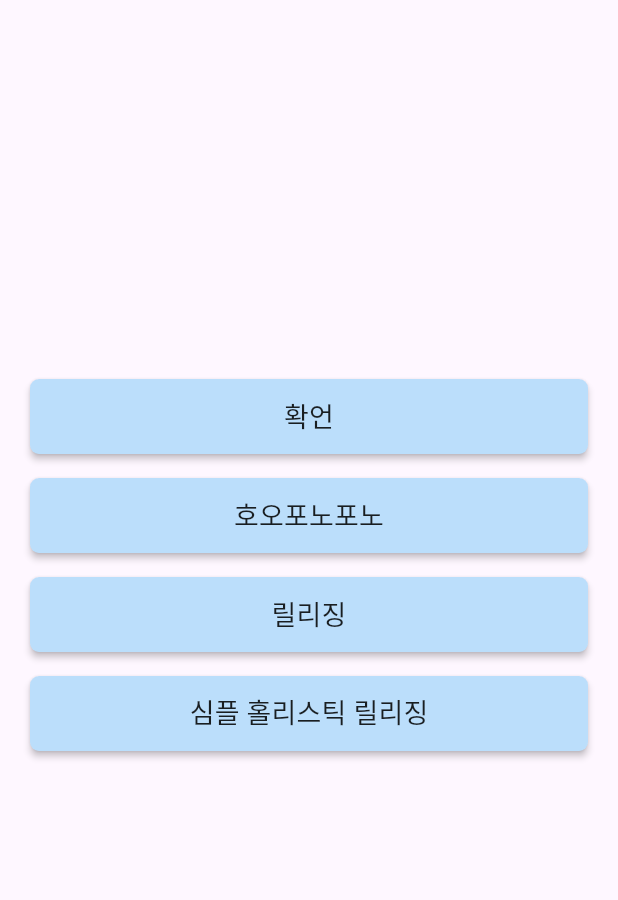
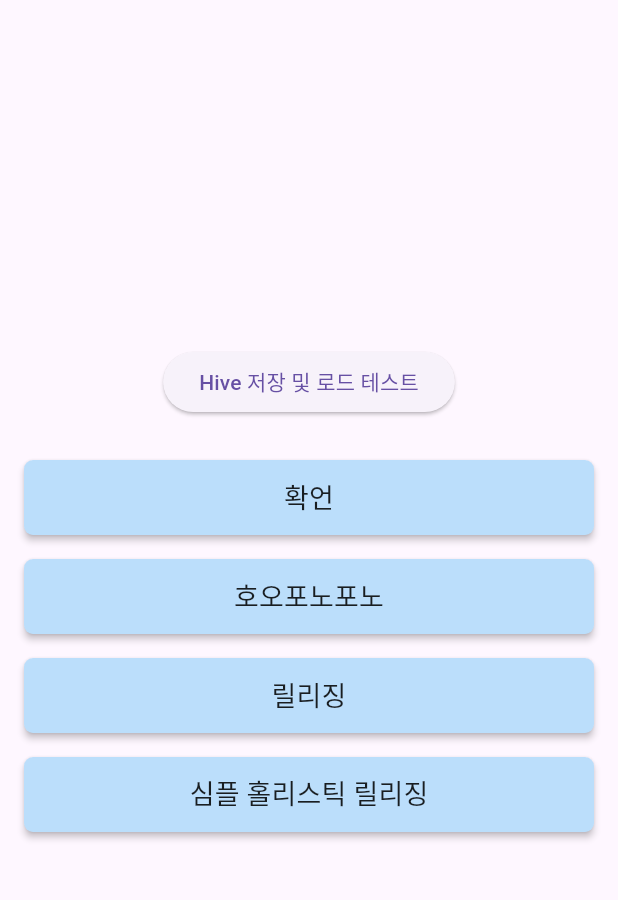
Before and after one commit to ToyProjectsHub/maum_counter, a Flutter app: the screen it shows after launch, on a phone screen of 412 x 824 dp, the part 65-965 px from its top. Run offline on Flutter 3.47's test engine with Material 3 defaults, Android fonts, the light colour scheme and no system bars; our stand-ins replace hive, hive_flutter, table_calendar; accounts and stored records are empty.

Commit message:
Revert "홈화면 버튼 최대 너비 수정"
This reverts commit 5c1d65199d560c556d68b3b044b9132f44b1b8d9.

```diff
--- a/lib/screens/affirmation_screen.dart
+++ b/lib/screens/affirmation_screen.dart
@@ -174,7 +174,7 @@
         child: LayoutBuilder(
           builder: (context, constraints) {
             final screenHeight = constraints.maxHeight;
-            final topSpacing = screenHeight * 0.25;
+            final topSpacing = screenHeight * 0.3;
 
             return SingleChildScrollView(
               child: Padding(
--- a/lib/screens/home_screen.dart
+++ b/lib/screens/home_screen.dart
@@ -20,39 +20,29 @@
           ),
         ],
       ),
-      body: LayoutBuilder(
-        builder: (context, constraints) {
-          final screenHeight = constraints.maxHeight;
-          final topSpacing = screenHeight * 0.25; // 💡 세로 위치 조절
+      body: Padding(
+        padding: const EdgeInsets.all(16.0),
+        child: Column(
+          mainAxisAlignment: MainAxisAlignment.center,
+          children: [
+            ElevatedButton(
+              onPressed: () async {
+                // 데이터 저장 예제
+                await box.put('testKey', 'Hello Hive!');
 
-          return SingleChildScrollView(
-            child: Padding(
-              padding: const EdgeInsets.all(20),
-              child: Center(
-                child: Column(
-                  children: [
-                    SizedBox(height: topSpacing),
-
-                    // ✅ 최대 너비 500으로 제한
-                    ConstrainedBox(
-                      constraints: const BoxConstraints(maxWidth: 500),
-                      child: Column(
-                        children: [
-                          const SizedBox(height: 20),
-                          buildMenuButton(context, '확언', '/affirmation'),
-                          buildMenuButton(context, '호오포노포노', '/hooponopono'),
-                          buildMenuButton(context, '릴리징', '/releasing'),
-                          buildMenuButton(
-                              context, '심플 홀리스틱 릴리징', '/holistic'),
-                        ],
-                      ),
-                    ),
-                  ],
-                ),
-              ),
+                // 데이터 로드 예제
+                var value = box.get('testKey');
+                print(value); // 콘솔에 'Hello Hive!' 출력됨
+              },
+              child: const Text('Hive 저장 및 로드 테스트'),
             ),
-          );
-        },
+            const SizedBox(height: 20),
+            buildMenuButton(context, '확언', '/affirmation'),
+            buildMenuButton(context, '호오포노포노', '/hooponopono'),
+            buildMenuButton(context, '릴리징', '/releasing'),
+            buildMenuButton(context, '심플 홀리스틱 릴리징', '/holistic'),
+          ],
+        ),
       ),
     );
   }
```
